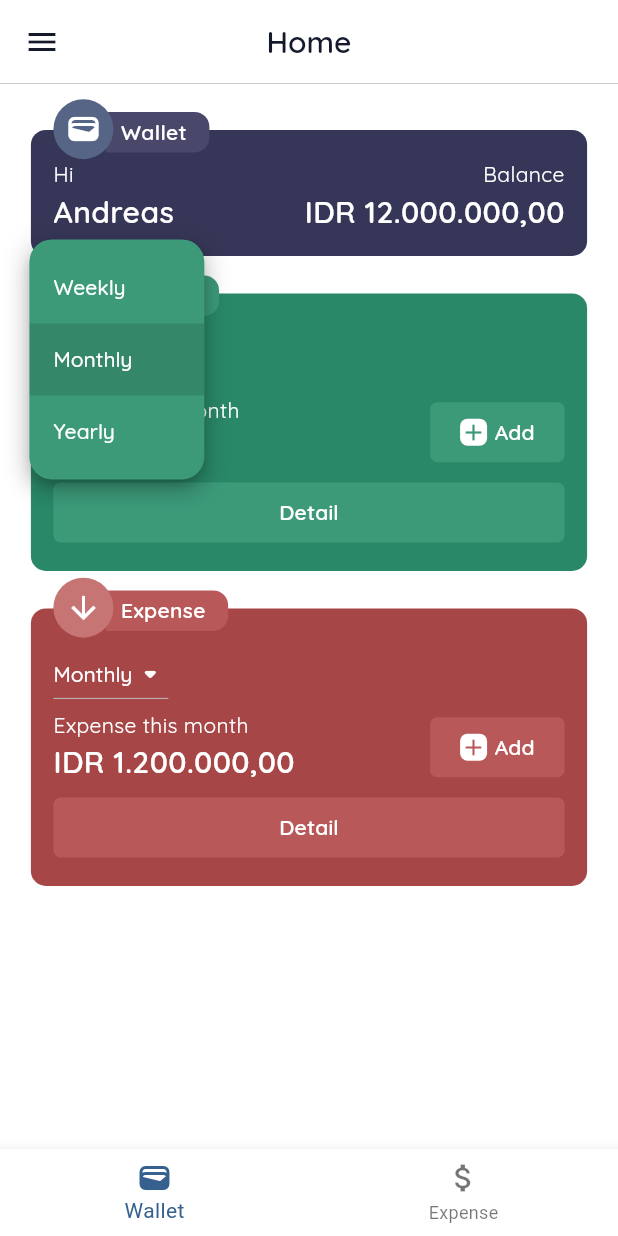
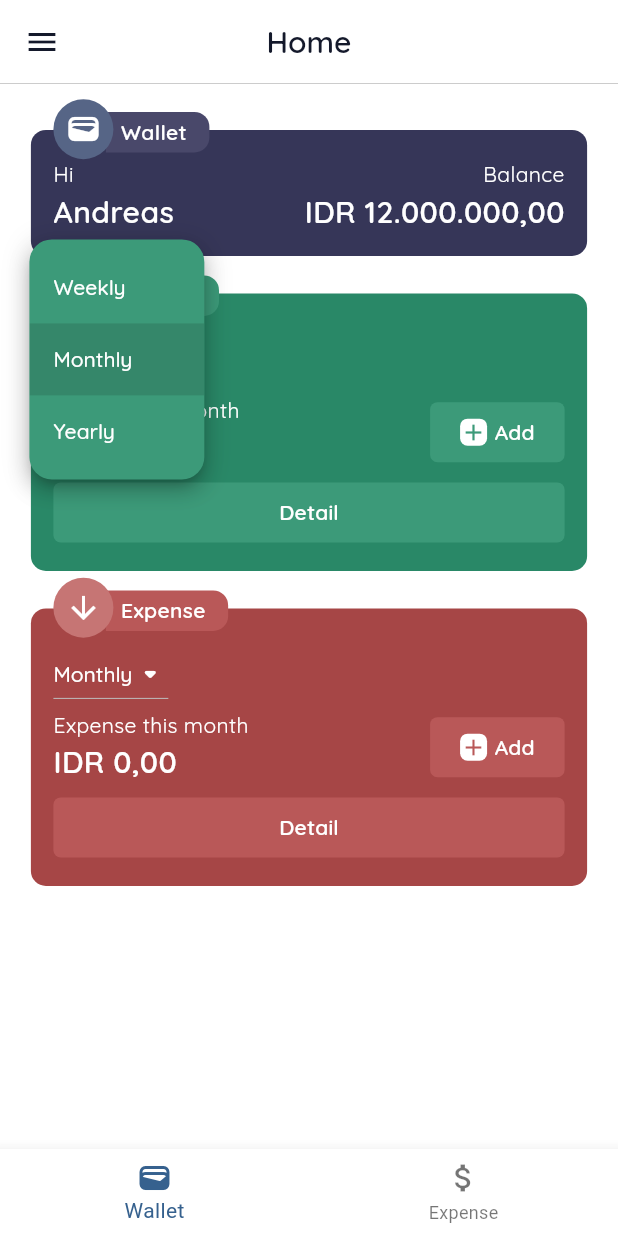
Before and after one commit to andrr64/KeuanganKu-Pro, a Flutter app: the screen it shows after launch, after a tap on "Monthly", on a phone screen of 412 x 824 dp. Run offline on Flutter 3.47's test engine with Material 3 defaults, Android fonts, the phone set to English and light mode, and no system bars; our stand-ins replace quickalert, sqflite; accounts and stored records are empty.

Commit message:
update UI

```diff
--- a/lib/frontend/app/home/widgets/expense_card.dart
+++ b/lib/frontend/app/home/widgets/expense_card.dart
@@ -1,4 +1,5 @@
 import 'package:flutter/material.dart';
+import 'package:keuanganku/backend/database/helper/expense.dart';
 import 'package:keuanganku/backend/database/model/expense.dart';
 import 'package:keuanganku/frontend/app/home/pages/input_expense_data_form.dart';
 import 'package:keuanganku/frontend/components/buttons/k_button.dart';
@@ -9,11 +10,13 @@ import 'package:keuanganku/frontend/components/text/k_text.dart';
 import 'package:keuanganku/frontend/components/utility/currency_format.dart';
 import 'package:keuanganku/frontend/components/utility/space_y.dart';
 import 'package:keuanganku/frontend/utility/color.dart';
+import 'package:keuanganku/frontend/utility/future.dart';
+import 'package:keuanganku/main.dart';
 
 class ExpenseCardData {
   DateRange dateRangeValue;
-  List<DBModelExpense> expense = [];
-  double incomeCache = 0;
+  List<DBModelExpense> expenses = [];
+  double expenseAmountCache = 0;
 
   set setDateRange(DateRange val) {
     dateRangeValue = val;
@@ -24,7 +27,7 @@ class ExpenseCardData {
 
 class ExpenseCard extends StatefulWidget {
   const ExpenseCard(this.data, {super.key});
-  final Color bg_color = const Color(0xffa64646);
+  final Color bgColor = const Color(0xffa64646);
   final ExpenseCardData data;
 
   @override
@@ -32,6 +35,7 @@ class ExpenseCard extends StatefulWidget {
 }
 
 class _ExpenseCardState extends State<ExpenseCard> {
+  // Events
   void updateState() {
     setState(() {});
   }
@@ -45,24 +49,27 @@ class _ExpenseCardState extends State<ExpenseCard> {
       });
     }
   }
+
   void whenAddButtonPressed() {
     Navigator.push(
       context,
       MaterialPageRoute(
-            builder: (context) =>
-                InputExpenseDataForm(callbackWhenDataSaved: updateState)));
+        builder: (context) => InputExpenseDataForm(callbackWhenDataSaved: updateState),
+      ),
+    );
   }
 
-  Widget content(BuildContext context) {
-    List<Color> generated3color = generate3Color(widget.bg_color);
-    final KDropdown<DateRange> data_range =
+  // Frontend
+  Widget content(BuildContext context, {required String expense}) {
+    List<Color> generated3color = generate3Color(widget.bgColor);
+    final KDropdown<DateRange> dataRange =
     KDropdown(KDropdownItem(DateRange.weekly.getDateRangeMap()));
 
     return Column(
       mainAxisAlignment: MainAxisAlignment.spaceBetween,
       crossAxisAlignment: CrossAxisAlignment.start,
       children: [
-        data_range.dropdownButton(
+        dataRange.dropdownButton(
           widget.data.dateRangeValue,
           whenDropdownDateRangeChange,
           icon_theme: Theme.of(context).iconTheme,
@@ -76,11 +83,10 @@ class _ExpenseCardState extends State<ExpenseCard> {
             Column(
               crossAxisAlignment: CrossAxisAlignment.start,
               children: [
-                kText(context, 'Expense this month', KTStyle.label,
+                kText(context, 'Expense this ${widget.data.dateRangeValue.value}', KTStyle.label,
                     KTSType.medium,
                     color: Colors.white),
-                kText(context, currencyFormat(1200000), KTStyle.display,
-                    KTSType.medium,
+                kText(context, expense, KTStyle.display, KTSType.medium,
                     color: Colors.white),
               ],
             ),
@@ -103,14 +109,47 @@ class _ExpenseCardState extends State<ExpenseCard> {
     );
   }
 
+  // Backend
+  Future getData() async {
+    try {
+      widget.data.expenses = await DBHelperExpense().readAll(db: db.database, date: widget.data.dateRangeValue);
+      widget.data.expenseAmountCache = DBModelExpense().sum(widget.data.expenses);
+    } catch (e) {
+      throw Exception('Failed to load expenses: $e');
+    }
+  }
+
   @override
   Widget build(BuildContext context) {
+    return kFutureBuilder(
+      futureFunction: getData(),
+      wxWhenError: (error) {
         return KCardPlus(
           context,
-      content(context),
+          content(context, expense: "$error"),
           title: 'Expense',
-      color: widget.bg_color,
+          color: widget.bgColor,
           icon: const Icon(Icons.arrow_downward, color: Colors.white),
+        );
+      },
+      wxWhenSuccess: (_) {
+        return KCardPlus(
+          context,
+          content(context,
+              expense: currencyFormat(widget.data.expenseAmountCache)),
+          title: 'Expense',
+          color: widget.bgColor,
+          icon: const Icon(Icons.arrow_downward, color: Colors.white),
+        );
+      },
+      wxWhenWaiting: KCardPlus(
+        context,
+        content(context,
+            expense: currencyFormat(widget.data.expenseAmountCache)),
+        title: 'Expense',
+        color: widget.bgColor,
+        icon: const Icon(Icons.arrow_downward, color: Colors.white),
+      ),
     );
   }
 }
```
Lines whose indentation alone changed are shown as unchanged.
